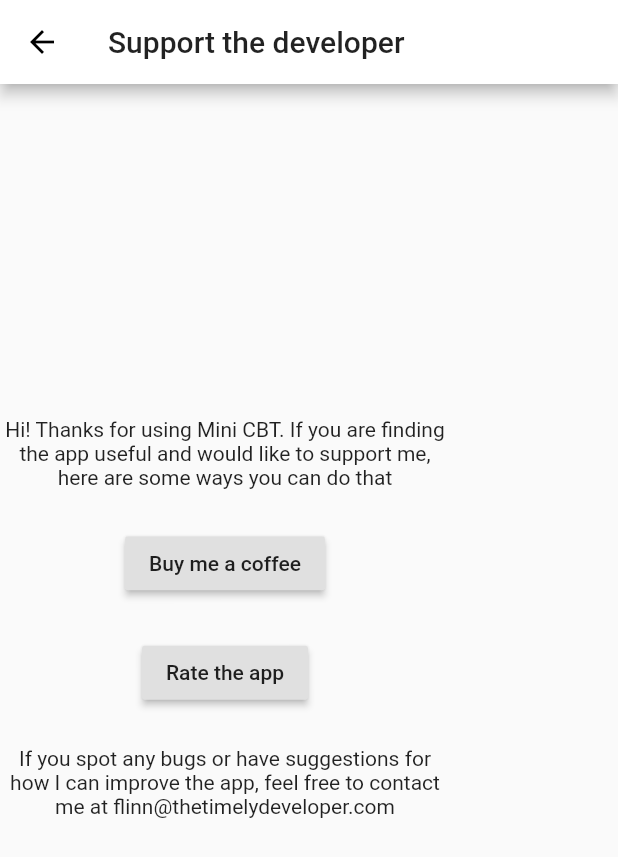
After one commit to FlinnBurgess/mini-cbt, a Flutter app: the screen it shows after launch, after a tap on "Support the developer", on a phone screen of 412 x 824 dp. The commit adds this screen. Shown: the top 857 px of the screen. Run offline on Flutter 3.47's test engine with Material 2 defaults, Android fonts, the phone set to English and light mode, and no system bars.

Commit message:
Add a "support the developer" page

```diff
--- a/lib/main.dart
+++ b/lib/main.dart
@@ -2,6 +2,7 @@ import 'package:flutter/material.dart';
 import 'package:mini_cbt/about_page.dart';
 import 'package:mini_cbt/past_thoughts_page.dart';
 import 'package:mini_cbt/record_thought_page.dart';
+import 'package:mini_cbt/support_me_page.dart';
 import 'package:mini_cbt/thoughts.dart';
 import 'package:provider/provider.dart';
 
@@ -117,6 +118,11 @@ class _MyHomePageState extends State<MyHomePage> {
                     MaterialPageRoute(builder: (_) => AboutPage())),
                 child: Text('About'),
               ),
+              RaisedButton(
+                onPressed: () => Navigator.of(context).push(
+                    MaterialPageRoute(builder: (_) => SupportMePage())),
+                child: Text('Support the developer'),
+              ),
             ].where((element) => element != null).toList(),
           );
         }),
--- /dev/null
+++ b/lib/support_me_page.dart
@@ -0,0 +1,50 @@
+import 'package:flutter/material.dart';
+import 'package:url_launcher/url_launcher.dart';
+
+class SupportMePage extends StatelessWidget {
+  @override
+  Widget build(BuildContext context) {
+    return Scaffold(
+        extendBodyBehindAppBar: true,
+        appBar: AppBar(
+          title: Text('Support the developer'),
+        ),
+        body: Column(
+          mainAxisAlignment: MainAxisAlignment.center,
+          children: <Widget>[
+            Wrap(
+              direction: Axis.vertical,
+              spacing: 25,
+              children: <Widget>[
+                Container(
+                    width: 300,
+                    child: Text(
+                        'Hi! Thanks for using Mini CBT. If you are finding the app useful and would like to support me, here are some ways you can do that',
+                        textAlign: TextAlign.center)),
+                Container(
+                    width: 300,
+                    child: Center(
+                        child: RaisedButton(
+                          child: Text('Buy me a coffee'),
+                          onPressed: () =>
+                              launch('https://www.buymeacoffee.com/flinnburgess'),
+                        ))),
+                Container(
+                    width: 300,
+                    child: Center(
+                        child: RaisedButton(
+                          child: Text('Rate the app'),
+                          onPressed: () => launch(
+                              'https://play.google.com/store/apps/details?id=com.flinnburgess.gloomhaven_deck_tracker'),
+                        ))),
+                Container(
+                    width: 300,
+                    child: Text(
+                        'If you spot any bugs or have suggestions for how I can improve the app, feel free to contact me at flinn@thetimelydeveloper.com',
+                        textAlign: TextAlign.center)),
+              ],
+            ),
+          ],
+        ));
+  }
+}
--- a/pubspec.yaml
+++ b/pubspec.yaml
@@ -26,6 +26,7 @@ dependencies:
   cupertino_icons: ^0.1.3
   provider: ^4.3.2+1
   path_provider: ^1.6.7
+  url_launcher: ^5.0.0
 
 
 dev_dependencies:
```
Also changed, not shown: pubspec.lock.
